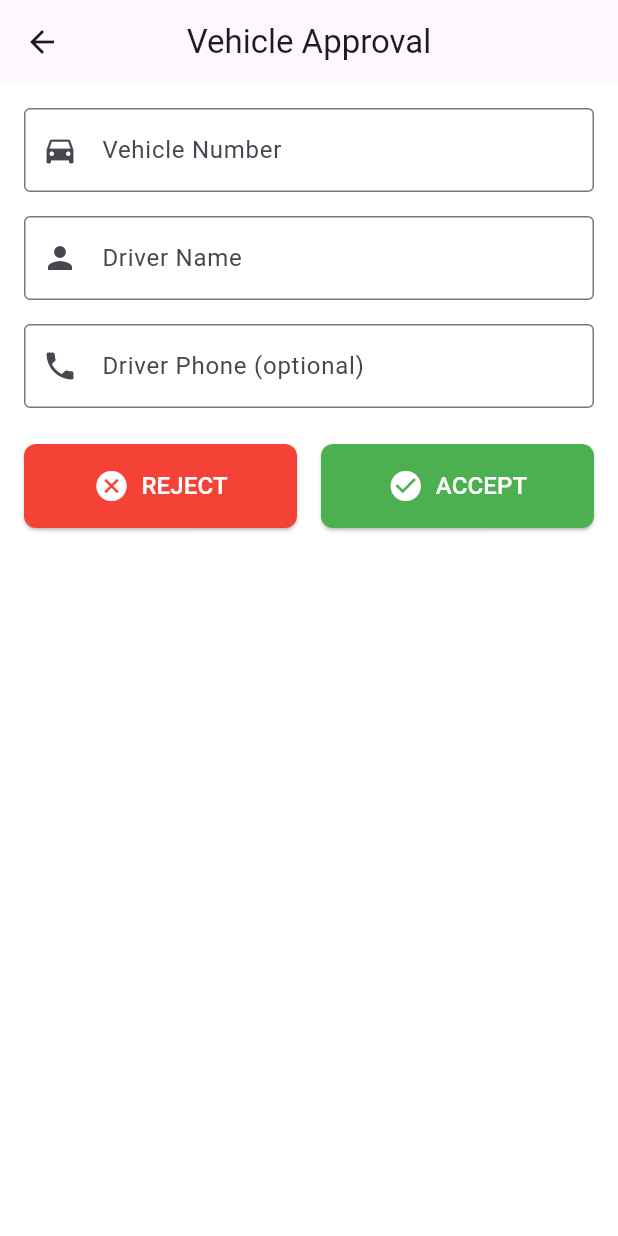
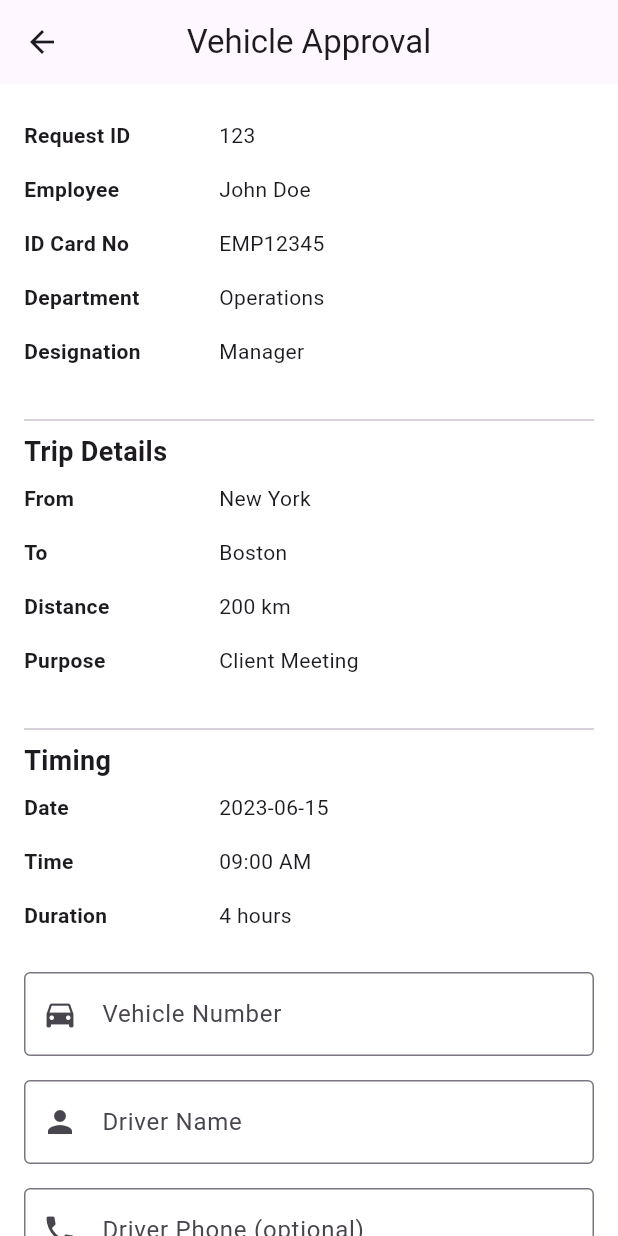
Before and after one commit to Rafid-tawhid/YunuscoSystem, a Flutter app: the VehicleApprovalScreen screen opened directly with empty values, on a phone screen of 412 x 824 dp. Run offline on Flutter 3.47's test engine with Material 3 defaults, Android fonts, the phone set to English and light mode, and no system bars; our stand-ins replace cloud_firestore, file_picker, firebase_auth, firebase_core, firebase_messaging, fl_chart and 14 more; missing offline and left inert: app_settings, flutter_fingerprint_reconization, http_interceptor, simple_month_year_picker; accounts and stored records are empty; key blocks and very long unbroken strings in the code were emptied for the run.

Commit message:
added details accept

```diff
--- a/lib/models/vehicle_model.dart
+++ b/lib/models/vehicle_model.dart
@@ -15,6 +15,10 @@ class VehicleModel {
       String? vehicleNo,
       String? driverName,
       dynamic userName,
+      String? departmentName,
+      String? sectionName,
+      String? designationName,
+      String? fullName,
       num? status,}){
     _vehicleReqId = vehicleReqId;
     _idCardNo = idCardNo;
@@ -31,6 +35,10 @@ class VehicleModel {
     _vehicleNo = vehicleNo;
     _driverName = driverName;
     _userName = userName;
+    _departmentName = departmentName;
+    _sectionName = sectionName;
+    _designationName = designationName;
+    _fullName = fullName;
     _status = status;
 }
 
@@ -50,6 +58,10 @@ class VehicleModel {
     _vehicleNo = json['VehicleNo'];
     _driverName = json['DriverName'];
     _userName = json['UserName'];
+    _departmentName = json['DepartmentName'];
+    _sectionName = json['SectionName'];
+    _designationName = json['DesignationName'];
+    _fullName = json['FullName'];
     _status = json['Status'];
   }
   num? _vehicleReqId;
@@ -67,6 +79,10 @@ class VehicleModel {
   String? _vehicleNo;
   String? _driverName;
   dynamic _userName;
+  String? _departmentName;
+  String? _sectionName;
+  String? _designationName;
+  String? _fullName;
   num? _status;
 VehicleModel copyWith({  num? vehicleReqId,
   String? idCardNo,
@@ -83,6 +99,10 @@ VehicleModel copyWith({  num? vehicleReqId,
   String? vehicleNo,
   String? driverName,
   dynamic userName,
+  String? departmentName,
+  String? sectionName,
+  String? designationName,
+  String? fullName,
   num? status,
 }) => VehicleModel(  vehicleReqId: vehicleReqId ?? _vehicleReqId,
   idCardNo: idCardNo ?? _idCardNo,
@@ -99,6 +119,10 @@ VehicleModel copyWith({  num? vehicleReqId,
   vehicleNo: vehicleNo ?? _vehicleNo,
   driverName: driverName ?? _driverName,
   userName: userName ?? _userName,
+  departmentName: departmentName ?? _departmentName,
+  sectionName: sectionName ?? _sectionName,
+  designationName: designationName ?? _designationName,
+  fullName: fullName ?? _fullName,
   status: status ?? _status,
 );
   num? get vehicleReqId => _vehicleReqId;
@@ -116,6 +140,10 @@ VehicleModel copyWith({  num? vehicleReqId,
   String? get vehicleNo => _vehicleNo;
   String? get driverName => _driverName;
   dynamic get userName => _userName;
+  String? get departmentName => _departmentName;
+  String? get sectionName => _sectionName;
+  String? get designationName => _designationName;
+  String? get fullName => _fullName;
   num? get status => _status;
 
   Map<String, dynamic> toJson() {
@@ -135,6 +163,10 @@ VehicleModel copyWith({  num? vehicleReqId,
     map['VehicleNo'] = _vehicleNo;
     map['DriverName'] = _driverName;
     map['UserName'] = _userName;
+    map['DepartmentName'] = _departmentName;
+    map['SectionName'] = _sectionName;
+    map['DesignationName'] = _designationName;
+    map['FullName'] = _fullName;
     map['Status'] = _status;
     return map;
   }
--- a/lib/screens/HR&PayRoll/widgets/vehicle_accept_rej_screen.dart
+++ b/lib/screens/HR&PayRoll/widgets/vehicle_accept_rej_screen.dart
@@ -48,7 +48,28 @@ class _VehicleApprovalScreenState extends State<VehicleApprovalScreen> {
           child: Column(
             crossAxisAlignment: CrossAxisAlignment.stretch,
             children: [
-              // Vehicle Number Field
+              // In your parent widget or page
+              VehicleDetailsWidget(
+                vehicle: VehicleModel(
+                  vehicleReqId: 123,
+                  fullName: "John Doe",
+                  idCardNo: "EMP12345",
+                  departmentName: "Operations",
+                  designationName: "Manager",
+                  destinationFrom: "New York",
+                  destinationTo: "Boston",
+                  distance: "200 km",
+                  purpose: "Client Meeting",
+                  requiredDate: "2023-06-15",
+                  requiredTime: "09:00 AM",
+                  duration: "4 hours",
+                  vehicletypeId: 1,
+                  vehicleNo: "NY-ABC-1234",
+                  driverName: "Mike Johnson",
+                  carryGoods: "Yes",
+                  status: 1,
+                ),
+              ),
               TextFormField(
                 controller: _vehicleNumberController,
                 decoration: const InputDecoration(
@@ -252,3 +273,66 @@ class _VehicleApprovalScreenState extends State<VehicleApprovalScreen> {
     });
   }
 }
+
+
+
+
+class VehicleDetailsWidget extends StatelessWidget {
+  final VehicleModel vehicle;
+
+  const VehicleDetailsWidget({Key? key, required this.vehicle}) : super(key: key);
+
+  @override
+  Widget build(BuildContext context) {
+    return Column(
+      crossAxisAlignment: CrossAxisAlignment.start,
+      children: [
+        _buildDetailRow('Request ID', vehicle.vehicleReqId?.toString() ?? 'N/A'),
+        _buildDetailRow('Employee', vehicle.fullName ?? 'N/A'),
+        _buildDetailRow('ID Card No', vehicle.idCardNo ?? 'N/A'),
+        _buildDetailRow('Department', vehicle.departmentName ?? 'N/A'),
+        _buildDetailRow('Designation', vehicle.designationName ?? 'N/A'),
+
+        const SizedBox(height: 20),
+        const Divider(),
+        const Text('Trip Details', style: TextStyle(fontSize: 18, fontWeight: FontWeight.bold)),
+        _buildDetailRow('From', vehicle.destinationFrom ?? 'N/A'),
+        _buildDetailRow('To', vehicle.destinationTo ?? 'N/A'),
+        _buildDetailRow('Distance', vehicle.distance ?? 'N/A'),
+        _buildDetailRow('Purpose', vehicle.purpose ?? 'N/A'),
+
+        const SizedBox(height: 20),
+        const Divider(),
+        const Text('Timing', style: TextStyle(fontSize: 18, fontWeight: FontWeight.bold)),
+        _buildDetailRow('Date', vehicle.requiredDate ?? 'N/A'),
+        _buildDetailRow('Time', vehicle.requiredTime ?? 'N/A'),
+        _buildDetailRow('Duration', vehicle.duration ?? 'N/A'),
+
+        const SizedBox(height: 20),
+      ],
+    );
+  }
+
+  Widget _buildDetailRow(String label, String value) {
+    return Padding(
+      padding: const EdgeInsets.symmetric(vertical: 8.0),
+      child: Row(
+        crossAxisAlignment: CrossAxisAlignment.start,
+        children: [
+          SizedBox(
+            width: 120,
+            child: Text(
+              label,
+              style: const TextStyle(fontWeight: FontWeight.bold),
+            ),
+          ),
+          const SizedBox(width: 10),
+          Expanded(
+            child: Text(value),
+          ),
+        ],
+      ),
+    );
+  }
+
+}
```
